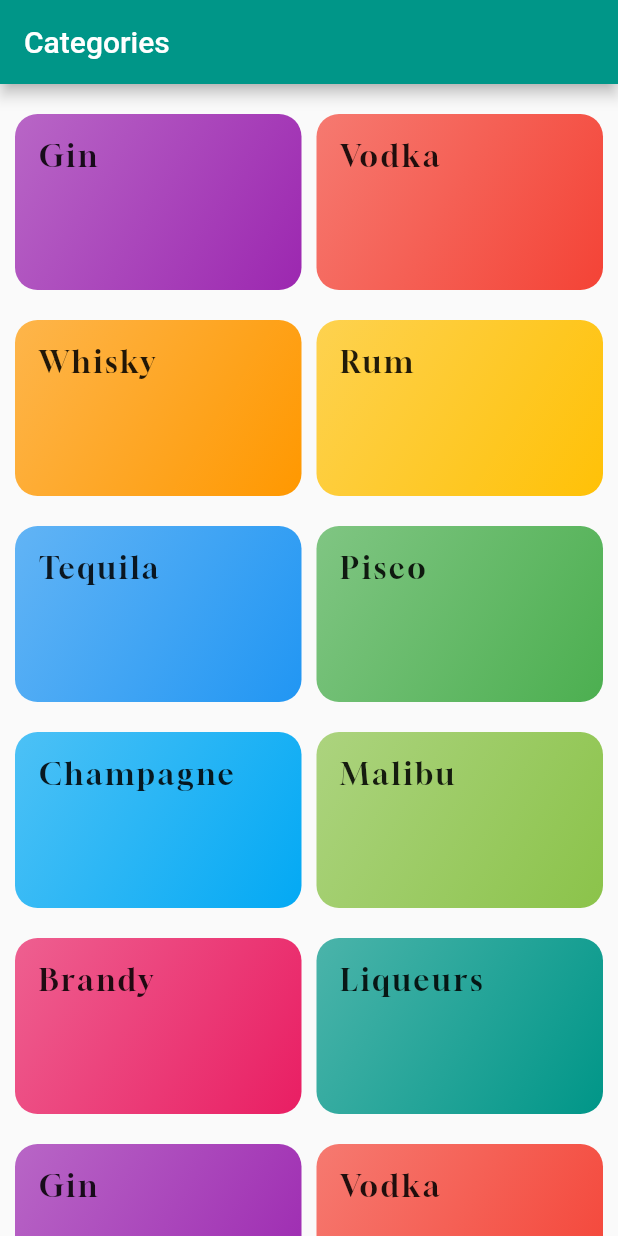
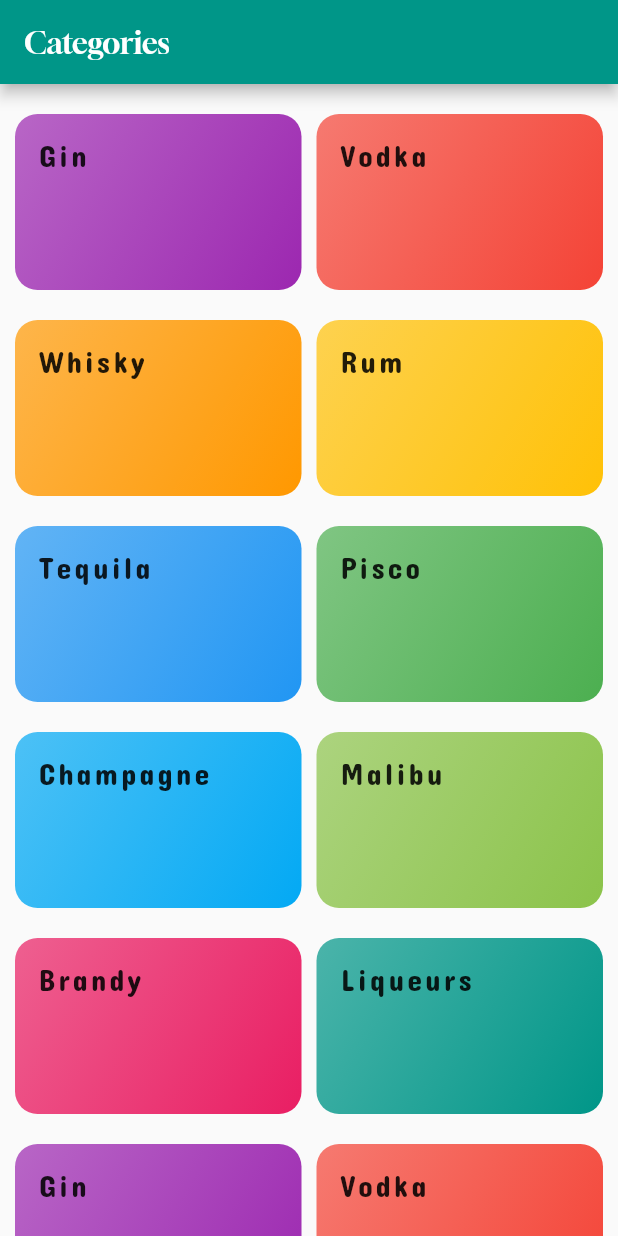
Before and after one commit to Dolnys/woc, a Flutter app: the screen it shows after launch, on a phone screen of 412 x 824 dp. Run offline on Flutter 3.47's test engine with Material 2 defaults, Android fonts, the light colour scheme and no system bars; Roboto replaces fonts that are missing (ConcertOne).

Commit message:
add categories screen

```diff
--- a/lib/category_item.dart
+++ b/lib/category_item.dart
@@ -1,13 +1,28 @@
 import 'package:flutter/material.dart';
+import 'package:woc/screens/categories_coctails_screen.dart';
 
 class CategoryItem extends StatelessWidget {
   final String title;
   final Color color;
   const CategoryItem({super.key, required this.color, required this.title});
 
+  void selectCategory(BuildContext context) {
+    Navigator.of(context).push(
+      MaterialPageRoute(
+        builder: (_) {
+          return const CategoryCoctailsScreen();
+        },
+      ),
+    );
+  }
+
   @override
   Widget build(BuildContext context) {
-    return Container(
+    return InkWell(
+      onTap: () => selectCategory(context),
+      splashColor: Theme.of(context).primaryColor,
+      borderRadius: BorderRadius.circular(15),
+      child: Container(
         margin: const EdgeInsets.only(
           top: 10,
         ),
@@ -27,6 +42,7 @@
           title,
           style: const TextStyle(fontSize: 20, letterSpacing: 2),
         ),
+      ),
     );
   }
 }
--- a/lib/main.dart
+++ b/lib/main.dart
@@ -1,5 +1,5 @@
 import 'package:flutter/material.dart';
-import 'package:woc/categories_screen.dart';
+import 'package:woc/screens/categories_screen.dart';
 
 void main() => runApp(const MyApp());
 
@@ -10,7 +10,12 @@
   Widget build(BuildContext context) {
     return MaterialApp(
       title: 'World Of Coctails',
-      theme: ThemeData(fontFamily: 'Gloock').copyWith(
+      theme: ThemeData(
+        appBarTheme: const AppBarTheme(
+          titleTextStyle: TextStyle(fontFamily: 'Gloock', fontSize: 20),
+        ),
+        fontFamily: 'Concert One',
+      ).copyWith(
         colorScheme: ThemeData().colorScheme.copyWith(
               primary: Colors.teal,
               secondary: Colors.cyan,
--- a/lib/categories_screen.dart
+++ b/lib/screens/categories_screen.dart
@@ -11,7 +11,6 @@
       appBar: AppBar(
         title: const Text(
           'Categories',
-          style: TextStyle(fontFamily: 'ConcertOne'),
         ),
       ),
       body: GridView(
```
Also changed, not shown: lib/screens/categories_coctails_screen.dart (added, +17 -0 lines), pubspec.yaml (+4 -4 lines). Lines whose indentation alone changed are shown as unchanged.
